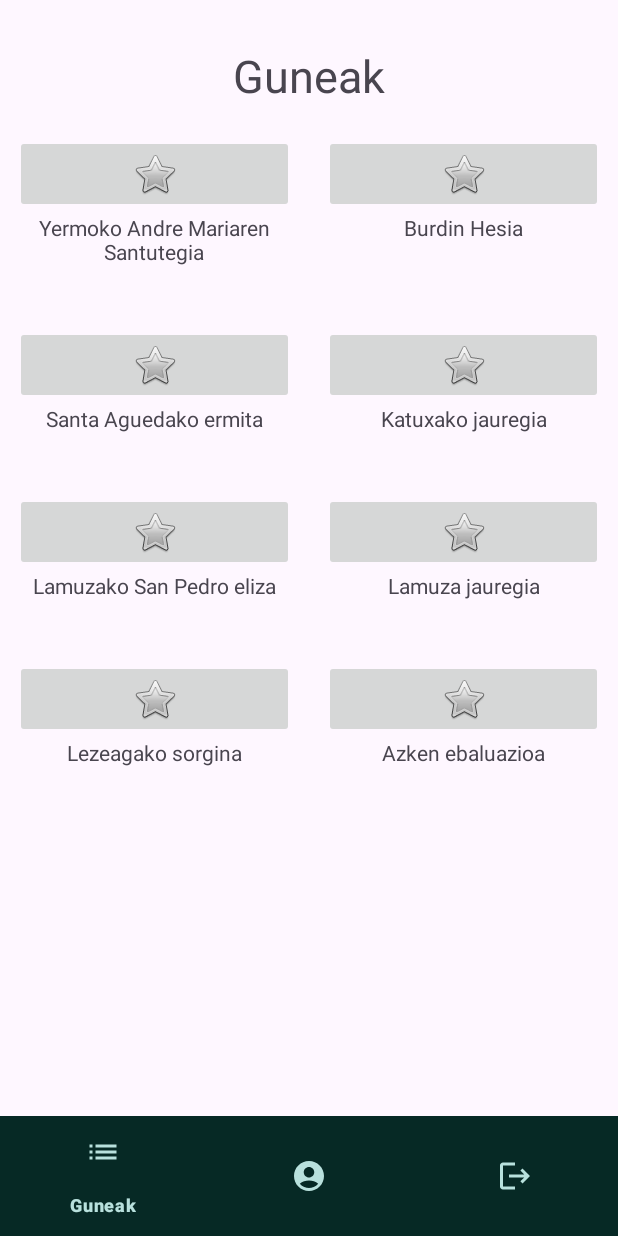
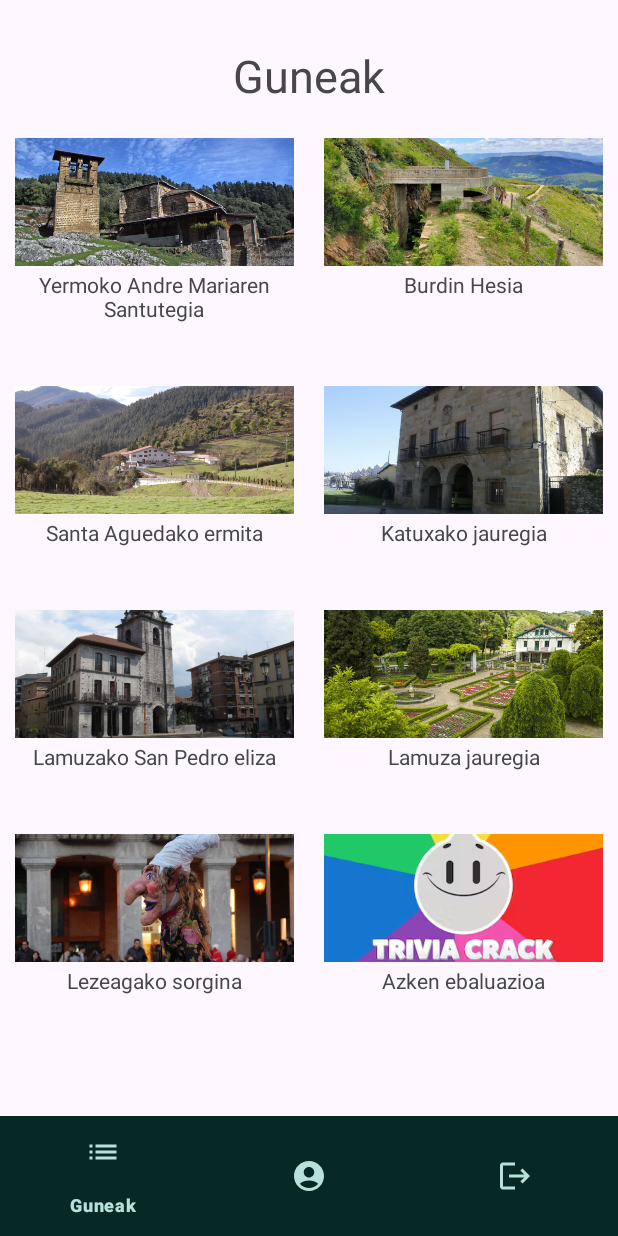
Before and after one commit to AritzaHerrero/LaudioSarean, an Android app: the GuneakFragment screen opened directly, with no data from a screen before it, on a phone screen of 412 x 824 dp. Run offline under Robolectric (Android 15) with nearby library versions, the phone set to English and light mode, and no system bars.

Commit message:
Guneen argazki guztiak ipinita, eta Yermoko Andre Mariaren Santutegiak bere aktibitateari eramaten du.

```diff
--- a/app/src/main/java/com/talde3/laudiosarean/GuneakFragment.java
+++ b/app/src/main/java/com/talde3/laudiosarean/GuneakFragment.java
@@ -1,5 +1,6 @@
 package com.talde3.laudiosarean;
 
+import android.content.Intent;
 import android.os.Bundle;
 
 import androidx.fragment.app.Fragment;
@@ -7,6 +8,7 @@ import androidx.fragment.app.Fragment;
 import android.view.LayoutInflater;
 import android.view.View;
 import android.view.ViewGroup;
+import android.widget.ImageButton;
 
 /**
  * A simple {@link Fragment} subclass.
@@ -23,6 +25,8 @@ public class GuneakFragment extends Fragment {
     // TODO: Rename and change types of parameters
     private String mParam1;
     private String mParam2;
+
+    private ImageButton ibSantutegia;
 
     public GuneakFragment() {
         // Required empty public constructor
@@ -56,9 +60,19 @@ public class GuneakFragment extends Fragment {
     }
 
     @Override
-    public View onCreateView(LayoutInflater inflater, ViewGroup container,
-                             Bundle savedInstanceState) {
-        // Inflate the layout for this fragment
-        return inflater.inflate(R.layout.fragment_guneak, container, false);
+    public View onCreateView(LayoutInflater inflater, ViewGroup container, Bundle savedInstanceState) {
+        View view = inflater.inflate(R.layout.fragment_guneak, container, false);
+
+        ImageButton ibSantutegia = view.findViewById(R.id.ibSantutegia); // Reemplaza "tuImageButtonId" con el ID real de tu ImageButton
+
+        ibSantutegia.setOnClickListener(new View.OnClickListener() {
+            @Override
+            public void onClick(View v) {
+                Intent YermokoSantutegiaIntent = new Intent(getActivity(), GuneInformazioa.class);
+                startActivity(YermokoSantutegiaIntent);
+            }
+        });
+
+        return view;
     }
 }
--- a/app/src/main/res/layout/fragment_guneak.xml
+++ b/app/src/main/res/layout/fragment_guneak.xml
@@ -41,8 +41,11 @@
                 <ImageButton
                     android:id="@+id/ibSantutegia"
                     android:layout_width="match_parent"
-                    android:layout_height="wrap_content"
-                    android:src="@android:drawable/btn_star" />
+                    android:layout_height="90sp"
+                    android:background="@android:color/transparent"
+                    android:scaleType="centerInside"
+                    android:src="@drawable/yermoko_andre_mariaren_santutegia"
+                    android:contentDescription="Yermoko Andre Mariaren Santutegia BOTOIA" />
 
                 <TextView
                     android:id="@+id/tvSantutegia"
@@ -63,8 +66,10 @@
                 <ImageButton
                     android:id="@+id/ibBurdinHesia"
                     android:layout_width="match_parent"
-                    android:layout_height="wrap_content"
-                    android:src="@android:drawable/btn_star" />
+                    android:layout_height="90sp"
+                    android:src="@drawable/burdin_hesia"
+                    android:scaleType="centerInside"
+                    android:background="@android:color/transparent"/>
 
                 <TextView
                     android:id="@+id/tvBurdinHesia"
@@ -97,8 +102,10 @@
                 <ImageButton
                     android:id="@+id/ibErmita"
                     android:layout_width="match_parent"
-                    android:layout_height="wrap_content"
-                    android:src="@android:drawable/btn_star" />
+                    android:layout_height="90sp"
+                    android:background="@android:color/transparent"
+                    android:scaleType="centerInside"
+                    android:src="@drawable/santa_aguedako_ermita" />
 
                 <TextView
                     android:id="@+id/tvErmita"
@@ -119,8 +126,10 @@
                 <ImageButton
                     android:id="@+id/ibKatutxaJauregia"
                     android:layout_width="match_parent"
-                    android:layout_height="wrap_content"
-                    android:src="@android:drawable/btn_star" />
+                    android:layout_height="90sp"
+                    android:background="@android:color/transparent"
+                    android:scaleType="centerInside"
+                    android:src="@drawable/katuxako_jauregia" />
 
                 <TextView
                     android:id="@+id/tvKatutxaJauregia"
@@ -153,8 +162,10 @@
                 <ImageButton
                     android:id="@+id/ibEliza"
                     android:layout_width="match_parent"
-                    android:layout_height="wrap_content"
-                    android:src="@android:drawable/btn_star" />
+                    android:layout_height="90sp"
+                    android:background="@android:color/transparent"
+                    android:scaleType="centerInside"
+                    android:src="@drawable/lamuzako_san_pedro_eliza"/>
 
                 <TextView
                     android:id="@+id/tvEliza"
@@ -175,8 +186,10 @@
                 <ImageButton
                     android:id="@+id/ibLamuzaJauregia"
                     android:layout_width="match_parent"
-                    android:layout_height="wrap_content"
-                    android:src="@android:drawable/btn_star" />
+                    android:layout_height="90sp"
+                    android:background="@android:color/transparent"
+                    android:scaleType="centerInside"
+                    android:src="@drawable/lamuza_jauregia" />
 
                 <TextView
                     android:id="@+id/tvLamuzaJauregia"
@@ -209,8 +222,10 @@
                 <ImageButton
                     android:id="@+id/ibLegazakoSorgina"
                     android:layout_width="match_parent"
-                    android:layout_height="wrap_content"
-                    android:src="@android:drawable/btn_star" />
+                    android:layout_height="90sp"
+                    android:background="@android:color/transparent"
+                    android:scaleType="centerInside"
+                    android:src="@drawable/lezeagako_sorgina" />
 
                 <TextView
                     android:id="@+id/tvLegazakoSorgina"
@@ -231,8 +246,10 @@
                 <ImageButton
                     android:id="@+id/ibAzkenEbaluazioa"
                     android:layout_width="match_parent"
-                    android:layout_height="wrap_content"
-                    android:src="@android:drawable/btn_star" />
+                    android:layout_height="90sp"
+                    android:background="@android:color/transparent"
+                    android:scaleType="centerInside"
+                    android:src="@drawable/azken_ebaluazioa" />
 
                 <TextView
                     android:id="@+id/tvAzkenEbaluzioa"
```
Also changed, not shown: app/src/main/res/drawable/azken_ebaluazioa.png (added), app/src/main/res/drawable/burdin_hesia.png (added), app/src/main/res/drawable/katuxako_jauregia.png (added), app/src/main/res/drawable/lamuza_jauregia.png (added), app/src/main/res/drawable/lamuzako_san_pedro_eliza.png (added), app/src/main/res/drawable/lezeagako_sorgina.png (added), app/src/main/res/drawable/santa_aguedako_ermita.png (added), app/src/main/res/drawable/yermoko_andre_mariaren_santutegia.png (added).
